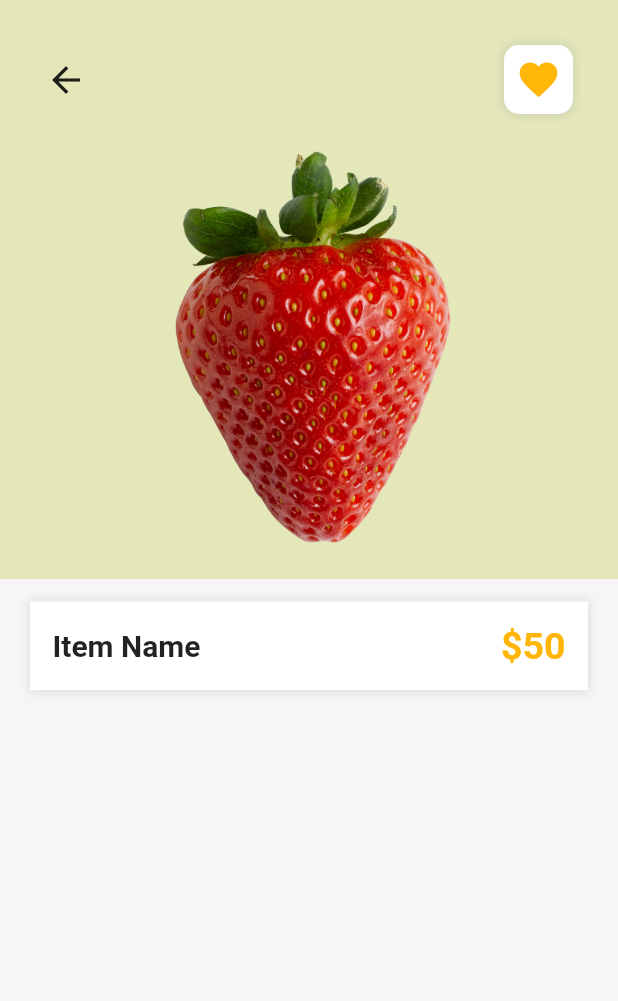
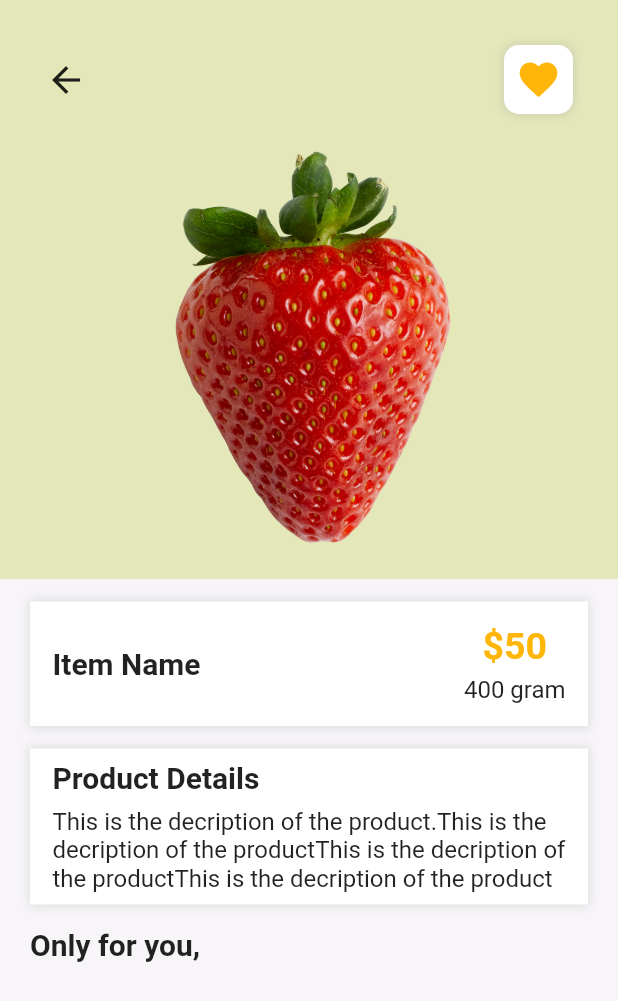
Before and after one commit to chinthanipiumi2001/grocery_store_app, a Flutter app: the ItemPage screen opened by its route, on a phone screen of 412 x 824 dp. Shown: the top 1001 px of the screen. Run offline on Flutter 3.47's test engine with Material 2 defaults, Android fonts, the phone set to English and light mode, and no system bars.

Commit message:
update item pg

```diff
--- a/lib/pages/ItemPage.dart
+++ b/lib/pages/ItemPage.dart
@@ -91,10 +91,72 @@ class ItemPage extends StatelessWidget{
                         color: Color(0xFFFFB608),
                       ),
                     ),
+                    SizedBox(height: 5),
+                    Text(
+                      "400 gram",
+                      style: TextStyle(
+                        fontSize: 16,
+                      ),
+                    ),
                   ],
                 ),
               ],
             ),
+          ),
+          SizedBox(height: 15),
+          Container(
+            padding: EdgeInsets.symmetric(horizontal: 15,vertical: 8),
+            margin: EdgeInsets.symmetric(horizontal: 20),
+            decoration: BoxDecoration(
+              color: Colors.white,
+              boxShadow: [
+                BoxShadow(
+                  color: Colors.grey.withOpacity(0.3),
+                  spreadRadius: 1,
+                  blurRadius: 5,
+                ),
+              ],
+            ),
+            child: Column(
+              crossAxisAlignment: CrossAxisAlignment.start,
+              mainAxisAlignment: MainAxisAlignment.spaceBetween,
+              children: [
+                Text(
+                  "Product Details",
+                  style: TextStyle(
+                    fontSize: 20,
+                    fontWeight: FontWeight.bold,
+                  ),
+                ),
+                SizedBox(height:8),
+                Text(
+                  "This is the decription of the product."
+                      "This is the decription of the product"
+                      "This is the decription of the product"
+                      "This is the decription of the product",
+                  style: TextStyle(
+                    fontSize: 16,
+                  ),
+                ),
+              ],
+            ),
+          ),
+          SizedBox(height:15),
+          Column(
+            crossAxisAlignment: CrossAxisAlignment.start,
+            mainAxisAlignment: MainAxisAlignment.spaceBetween,
+            children: [
+              Padding(
+                  padding:EdgeInsets.only(left: 20),
+                child: Text(
+                  "Only for you,",
+                  style: TextStyle(
+                    fontSize: 20,
+                    fontWeight: FontWeight.bold,
+                  ),
+                ),
+              ),
+            ],
           ),
         ],
       ),
```
